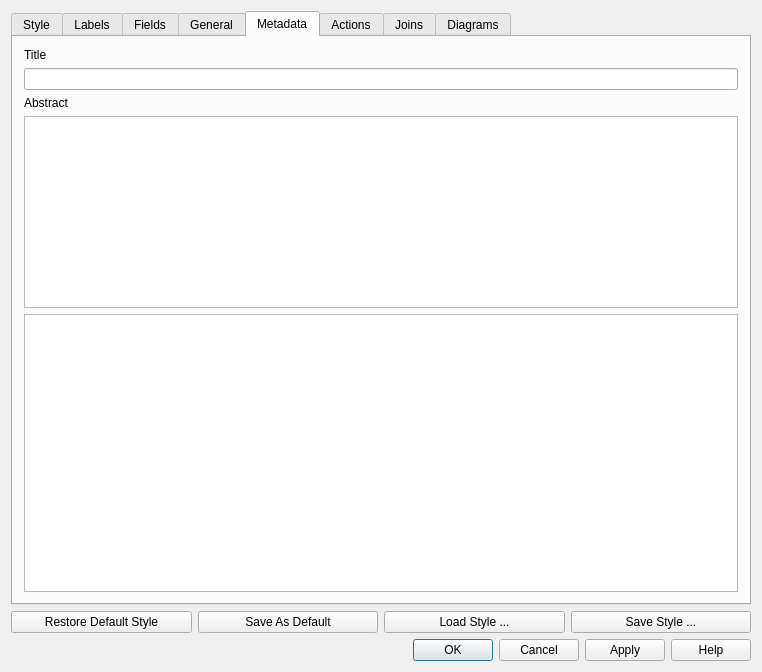
First picture: the form in src/ui/qgsvectorlayerpropertiesbase.ui, repository kadas-albireo/kadas-albireo, before the edit.
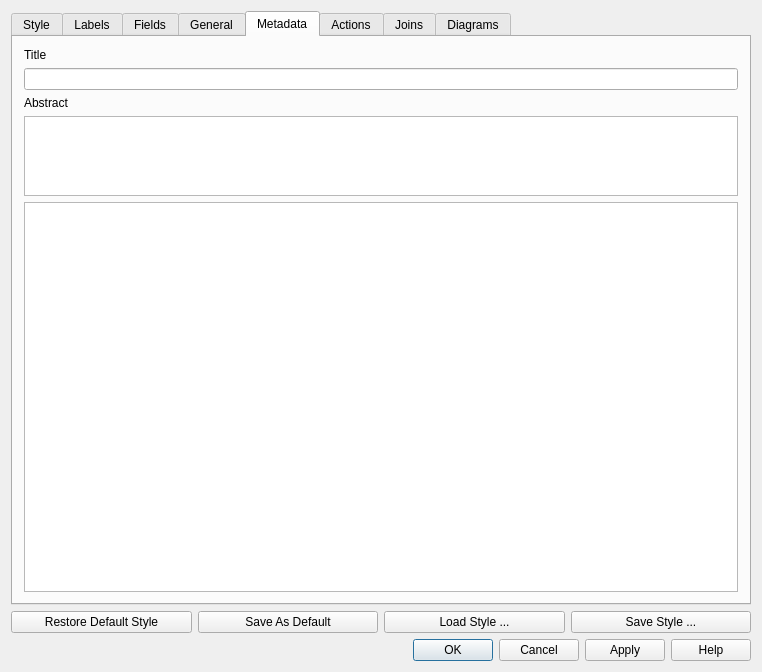
Second picture: the form after the edit. The open tabs and pages were chosen to show the change. Icons and pictures are not drawn. Custom widgets are drawn as their Qt base class.

Commit message: Better layout for abstract text edits

Patch:
```diff
--- a/src/ui/qgsvectorlayerpropertiesbase.ui
+++ b/src/ui/qgsvectorlayerpropertiesbase.ui
@@ -569,11 +569,23 @@
        <item row="3" column="0">
         <widget class="QTextEdit" name="mLayerAbstractTextEdit">
          <property name="sizePolicy">
-          <sizepolicy hsizetype="Expanding" vsizetype="Minimum">
+          <sizepolicy hsizetype="Expanding" vsizetype="Fixed">
            <horstretch>0</horstretch>
-           <verstretch>0</verstretch>
+           <verstretch>50</verstretch>
           </sizepolicy>
          </property>
+         <property name="minimumSize">
+          <size>
+           <width>0</width>
+           <height>50</height>
+          </size>
+         </property>
+         <property name="maximumSize">
+          <size>
+           <width>16777215</width>
+           <height>80</height>
+          </size>
+         </property>
         </widget>
        </item>
        <item row="4" column="0">
```
Left out of the diff: 4 changed lines with no effect on the pictures. The commit also changes 1 other file.
